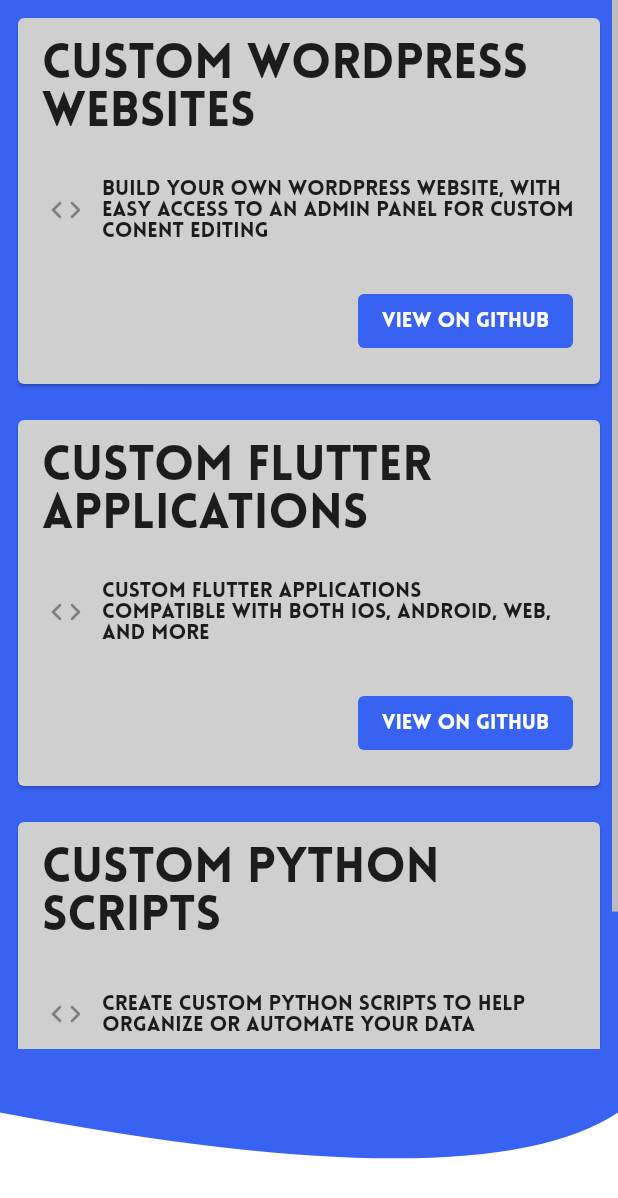
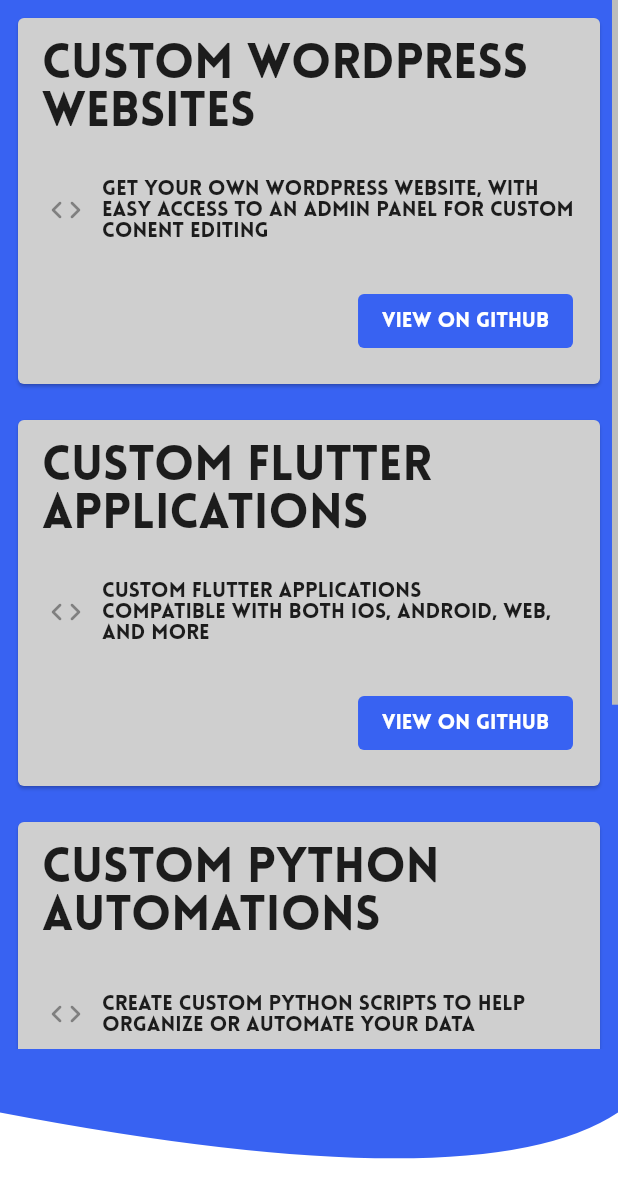
Before and after one commit to alex90271/flutter_site_alderautomations, a Flutter app: the ProjectsView widget shown alone on an empty page, opened directly, on a phone screen of 412 x 824 dp. Shown: the top 1198 px of the screen. Run offline on Flutter 3.47's test engine with Material 2 defaults, Android fonts, the phone set to English and light mode, and no system bars; our stand-ins replace cloud_firestore, firebase_core, responsive_builder, table_calendar, validators; accounts and stored records are empty; generated files the repository leaves out were written again.

Commit message:
move to listview builder for more performance

```diff
--- a/lib/views/home/content/projects/projects.dart
+++ b/lib/views/home/content/projects/projects.dart
@@ -3,7 +3,19 @@ import 'package:alderautomationsdotcom/widgets/projects_box/projects_box.dart';
 import 'package:flutter/material.dart';
 import 'dart:math' as math;
 
-import 'package:responsive_builder/responsive_builder.dart';
+List titles = [
+  'Custom Wordpress Websites',
+  'Custom Flutter Applications',
+  'Custom Python Automations',
+  'System Management'
+];
+List descriptions = [
+  'Get your own wordpress website, with easy access to an admin panel for custom conent editing',
+  'Custom flutter Applications \nCompatible with both iOS, Android, Web, and more',
+  'Create custom python scripts to help organize or automate your data',
+  "We can help plan, design, and test your organizations' IT services"
+];
+int itemCount = 4;
 
 class ProjectsView extends StatefulWidget {
   const ProjectsView({Key? key}) : super(key: key);
@@ -38,20 +50,6 @@ class _ProjectsViewState extends State<ProjectsView>
   @override
   Widget build(BuildContext context) {
     var size = MediaQuery.of(context).size;
-    const content = <Widget>[
-      ProjectsInfoBox(
-          title: 'Custom Wordpress Websites',
-          desc:
-              'Build your own wordpress website, with easy access to an admin panel for custom conent editing'),
-      ProjectsInfoBox(
-          title: 'Custom Flutter Applications',
-          desc:
-              'Custom flutter Applications \nCompatible with both iOS, Android, Web, and more'),
-      ProjectsInfoBox(
-          title: 'Custom Python Scripts',
-          desc:
-              'Create custom python scripts to help organize or automate your data'),
-    ];
     return AnimatedBuilder(
       animation: _controller,
       builder: (BuildContext context, Widget? child) {
@@ -64,18 +62,20 @@ class _ProjectsViewState extends State<ProjectsView>
             height: size.height,
             child: Stack(children: [
               SizedBox(
-                child: ScreenTypeLayout(
-                  mobile: Padding(
-                    padding: const EdgeInsets.fromLTRB(0, 0, 0, 125),
-                    child: Scrollbar(
-                      scrollbarOrientation: ScrollbarOrientation.right,
-                      isAlwaysShown: true,
-                      child: ListView(
-                        children: content,
-                      ),
-                    ),
+                child: Padding(
+                  padding: const EdgeInsets.fromLTRB(0, 0, 0, 125),
+                  child: Scrollbar(
+                    scrollbarOrientation: ScrollbarOrientation.right,
+                    isAlwaysShown: true,
+                    child: ListView.builder(
+                        itemCount: itemCount,
+                        itemBuilder: (context, index) {
+                          return ProjectsInfoBox(
+                            title: titles[index],
+                            desc: descriptions[index],
+                          );
+                        }),
                   ),
-                  desktop: Column(children: content),
                 ),
               ),
             ]),
```
